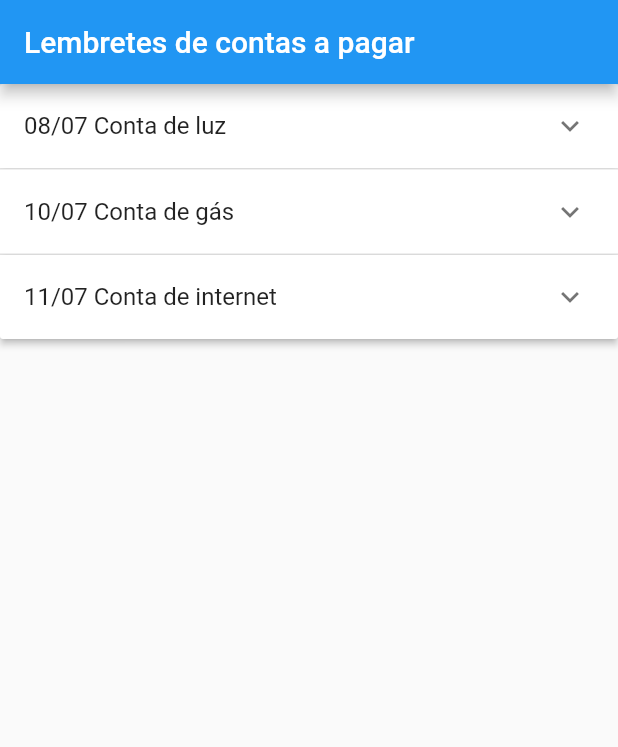
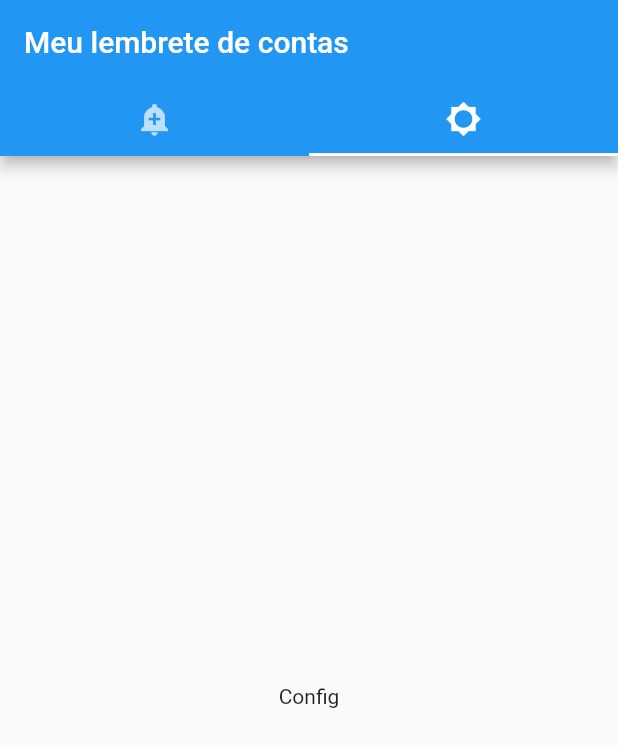
Before and after one commit to brunoalvesdasilva/flutter_remember, a Flutter app: the screen it shows after launch, on a phone screen of 412 x 824 dp. Shown: the top 747 px of the screen. Run offline on Flutter 3.47's test engine with Material 2 defaults, Android fonts, the phone set to English and light mode, and no system bars.

Commit message:
feat(screens): add screen home with two widget

```diff
--- a/lib/main.dart
+++ b/lib/main.dart
@@ -1,104 +1,9 @@
 import 'package:flutter/material.dart';
+import 'screens/home/home.dart';
 
 void main() {
-  runApp(const RememberApp());
+  runApp(MaterialApp(
+    title: 'Meus lembretes de contas',
+    home: Home()
+  ));
 }
-
-class Item {
-  Item({
-    required this.expandedValue,
-    required this.headerValue,
-    this.isExpanded = false,
-  });
-
-  String expandedValue;
-  String headerValue;
-  bool isExpanded;
-}
-
-class RememberApp extends StatelessWidget {
-  const RememberApp({Key? key}) : super(key: key);
-
-  @override
-  Widget build(BuildContext context) {
-    return MaterialApp(
-      title: 'Flutter Demo',
-      theme: ThemeData(
-        primarySwatch: Colors.blue,
-      ),
-      home: const MyHomePage(title: 'Lembretes de contas a pagar'),
-    );
-  }
-}
-
-class MyHomePage extends StatefulWidget {
-  const MyHomePage({Key? key, required this.title}) : super(key: key);
-
-  final String title;
-
-  @override
-  State<MyHomePage> createState() => _MyHomePageState();
-}
-
-class _MyHomePageState extends State<MyHomePage> {
-  final List<Item> _data = [
-    Item(
-      headerValue: '08/07 Conta de luz',
-      expandedValue: 'This is item number 1',
-    ),
-    Item(
-      headerValue: '10/07 Conta de gás',
-      expandedValue: 'This is item number 1',
-    ),
-    Item(
-      headerValue: '11/07 Conta de internet',
-      expandedValue: 'This is item number 1',
-    ),
-  ];
-
-
-  @override
-  Widget build(BuildContext context) {
-    return Scaffold(
-      appBar: AppBar(
-        title: Text(widget.title),
-      ),
-      body: Center(
-        child: Column(
-          mainAxisAlignment: MainAxisAlignment.start,
-          children: <Widget>[_billPayments()],
-        ),
-      )
-    );
-  }
-
-  Widget _billPayments() {
-    return ExpansionPanelList(
-      expansionCallback: (int index, bool isExpanded) {
-        setState(() {
-          _data[index].isExpanded = !isExpanded;
-        });
-      },
-      children: _data.map<ExpansionPanel>((Item item) {
-        return ExpansionPanel(
-          headerBuilder: (BuildContext context, bool isExpanded) {
-            return ListTile(
-              title: Text(item.headerValue),
-            );
-          },
-          body: ListTile(
-              title: Text(item.expandedValue),
-              subtitle:
-              const Text('To delete this panel, tap the trash can icon'),
-              trailing: const Icon(Icons.delete),
-              onTap: () {
-                setState(() {
-                  _data.removeWhere((Item currentItem) => item == currentItem);
-                });
-              }),
-          isExpanded: item.isExpanded,
-        );
-      }).toList(),
-    );
-  }
-}
--- /dev/null
+++ b/lib/screens/home/home.dart
@@ -0,0 +1,41 @@
+import 'package:flutter/material.dart';
+import './widget/bills-payments/bills-payments.dart';
+import './widget/config/config.dart';
+
+class Home extends StatefulWidget {
+  const Home({Key? key}) : super(key: key);
+
+  @override
+  _HomeState createState() => _HomeState();
+}
+
+class _HomeState extends State<Home> {
+  @override
+  Widget build(BuildContext context) {
+    return DefaultTabController(
+      initialIndex: 1,
+      length: 2,
+      child: Scaffold(
+        appBar: AppBar(
+          title: const Text('Meu lembrete de contas'),
+          bottom: const TabBar(
+            tabs: <Widget>[
+              Tab(
+                icon: Icon(Icons.add_alert),
+              ),
+              Tab(
+                icon: Icon(Icons.brightness_5_sharp),
+              ),
+            ],
+          ),
+        ),
+        body: const TabBarView(
+          children: <Widget>[
+            bills_payments(),
+            config(),
+          ],
+        ),
+      ),
+    );;
+  }
+}
--- /dev/null
+++ b/lib/screens/home/widget/bills-payments/bills-payments.dart
@@ -0,0 +1,17 @@
+import 'package:flutter/material.dart';
+
+class bills_payments extends StatefulWidget {
+  const bills_payments({Key? key}) : super(key: key);
+
+  @override
+  _bills_paymentsState createState() => _bills_paymentsState();
+}
+
+class _bills_paymentsState extends State<bills_payments> {
+  @override
+  Widget build(BuildContext context) {
+    return Center(
+      child: Text("Bills Payment"),
+    );
+  }
+}
--- /dev/null
+++ b/lib/screens/home/widget/config/config.dart
@@ -0,0 +1,17 @@
+import 'package:flutter/material.dart';
+
+class config extends StatefulWidget {
+  const config({Key? key}) : super(key: key);
+
+  @override
+  _configState createState() => _configState();
+}
+
+class _configState extends State<config> {
+  @override
+  Widget build(BuildContext context) {
+    return Center(
+      child: Text("Config"),
+    );
+  }
+}
```
Also changed, not shown: 1 other file.
